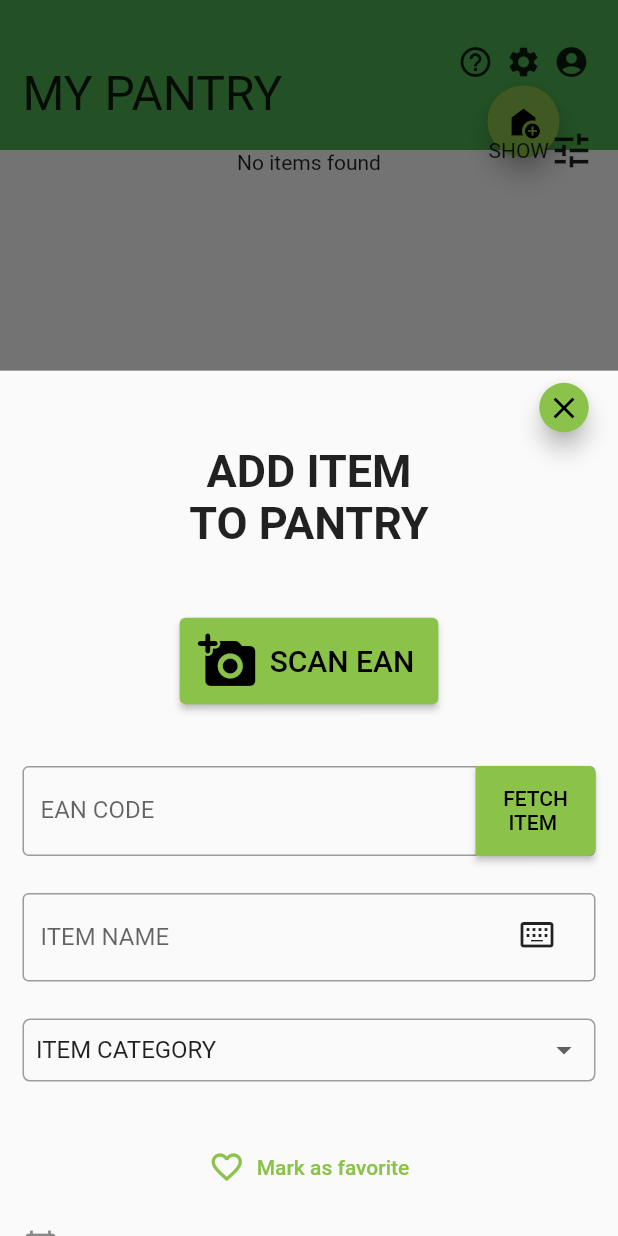
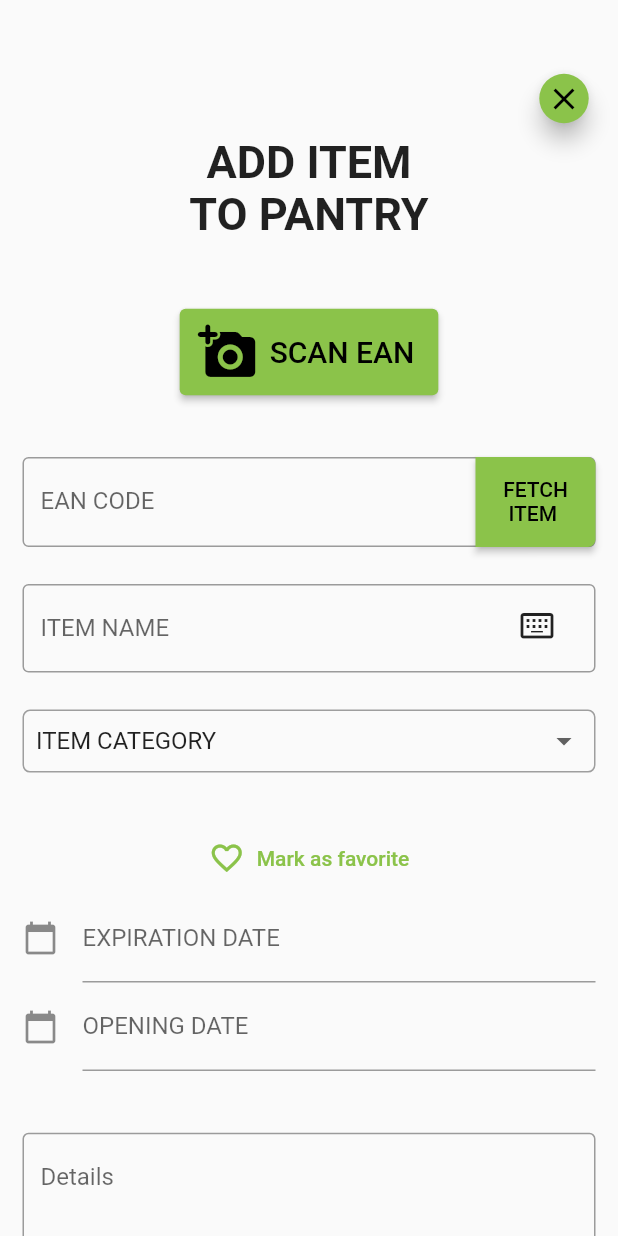
Before and after one commit to kitsain/Kitsain-Frontend-Spring2023, a Flutter app: the screen it shows after launch, after a tap on the "add home" icon, on a phone screen of 412 x 824 dp. Run offline on Flutter 3.47's test engine with Material 2 defaults, Android fonts, the phone set to English and light mode, and no system bars; our stand-ins replace get, realm; missing offline and left inert: openfoodfacts, simple_barcode_scanner; generated files the repository leaves out were written again.

Commit message:
Add form full screen.

```diff
--- a/lib/views/add_forms/add_new_item_form.dart
+++ b/lib/views/add_forms/add_new_item_form.dart
@@ -90,6 +90,7 @@ class _NewItemFormState extends State<NewItemForm> {
         child: ListView(
           padding: const EdgeInsets.all(8),
           children: <Widget>[
+            SizedBox(height: MediaQuery.of(context).size.height * 0.05),
             Row(
               mainAxisAlignment: MainAxisAlignment.end,
               children: [
--- a/lib/views/main_menu_pages/pantryview.dart
+++ b/lib/views/main_menu_pages/pantryview.dart
@@ -69,7 +69,6 @@ class _PantryViewState extends State<PantryView> {
       isScrollControlled: true,
       builder: (BuildContext context) {
         return const FractionallySizedBox(
-          heightFactor: 0.7,
           child: NewItemForm(),
         );
       },
```
